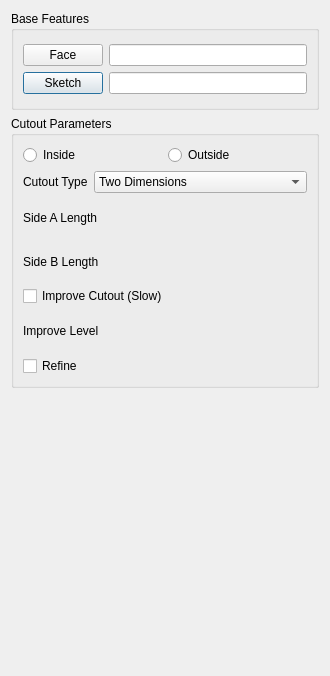
This is Resources/panels/ExtrudedCutoutPanel.ui in shaise/FreeCAD_SheetMetal as Qt 5 draws it before an edit. The edited form follows.
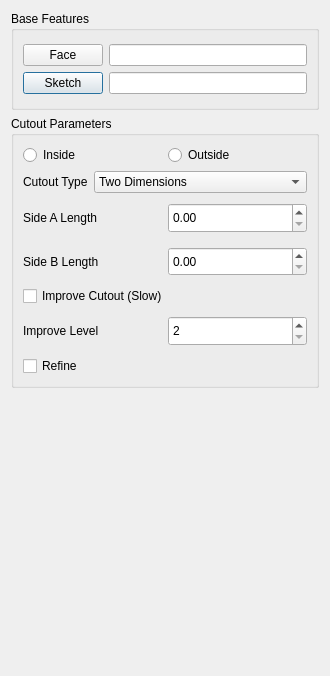
This is the edited form. Custom widgets are drawn as their Qt base class.

Commit message: fix custom class base of Gui::QuantitySpinBox to QDoubleSpinBox to show better under designer.

```diff
--- a/Resources/panels/ExtrudedCutoutPanel.ui
+++ b/Resources/panels/ExtrudedCutoutPanel.ui
@@ -346,12 +346,12 @@
  <customwidgets>
   <customwidget>
    <class>Gui::QuantitySpinBox</class>
-   <extends>QWidget</extends>
+   <extends>QDoubleSpinBox</extends>
    <header>Gui/QuantitySpinBox.h</header>
   </customwidget>
   <customwidget>
    <class>Gui::IntSpinBox</class>
-   <extends>QWidget</extends>
+   <extends>QSpinBox</extends>
    <header>gui::intspinbox.h</header>
   </customwidget>
  </customwidgets>
```
The commit also changes 13 other files.
